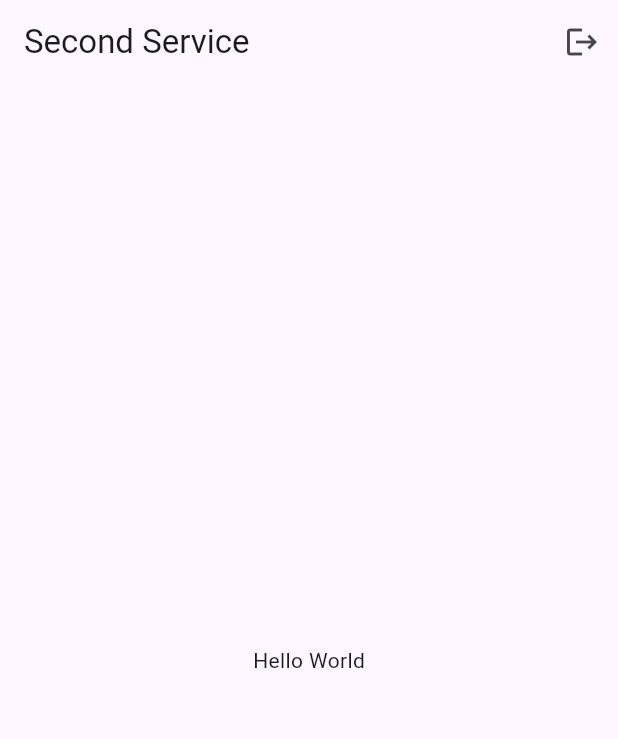
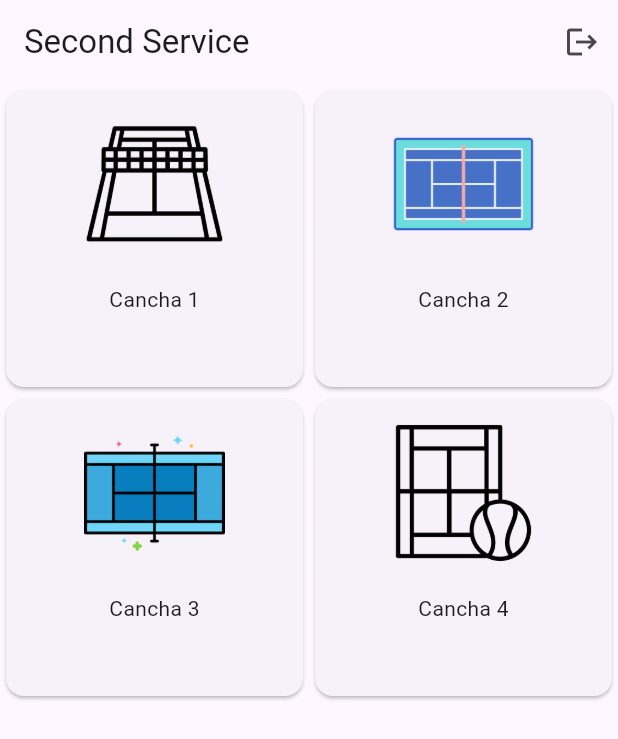
Before and after one commit to josefranciscogv/second_service, a Flutter app: the HomePage screen opened directly, on a phone screen of 412 x 824 dp. Shown: the top 739 px of the screen. Run offline on Flutter 3.47's test engine with Material 3 defaults, Android fonts, the phone set to English and light mode, and no system bars; our stand-ins replace bloc, equatable, firebase_auth, firebase_core, flutter_bloc, flutter_signin_button and 1 more; accounts and stored records are empty; generated files the repository leaves out were written again.

Commit message:
Home Page created

```diff
--- /dev/null
+++ b/lib/content/tennis_field/tennis_field.dart
@@ -0,0 +1,29 @@
+import 'package:flutter/material.dart';
+
+class TennisField extends StatelessWidget {
+  final String image;
+  final String text;
+
+  const TennisField({required this.image, required this.text});
+
+  @override
+  Widget build(BuildContext context) {
+    return Card(
+      child: Padding(
+        padding: const EdgeInsets.all(16.0),
+        child: Column(
+          mainAxisAlignment:
+              MainAxisAlignment.center, // Center content vertically
+          children: [
+            AspectRatio(
+              aspectRatio: 16 / 9, // Adjust aspect ratio as needed
+              child: Image.asset(image),
+            ), // Assuming images are loaded from assets
+            SizedBox(height: 20), // Add spacing between image and text
+            Expanded(child: Text(text)), // Wrap text in Expanded
+          ],
+        ),
+      ),
+    );
+  }
+}
--- a/lib/home/home_page.dart
+++ b/lib/home/home_page.dart
@@ -3,6 +3,7 @@ import 'package:flutter_bloc/flutter_bloc.dart';
 
 // Assuming you have an AuthBloc for handling authentication state
 import '../auth/bloc/auth_bloc.dart';
+import '../content/tennis_field/tennis_field.dart';
 
 class HomePage extends StatelessWidget {
   const HomePage({super.key});
@@ -16,14 +17,24 @@ class HomePage extends StatelessWidget {
           // Add the sign out button to the actions list
           IconButton(
             icon: Icon(Icons.logout),
-            onPressed: () {
-              BlocProvider.of<AuthBloc>(context).add(SignOutEvent());
-            },
+            onPressed: () =>
+                BlocProvider.of<AuthBloc>(context).add(SignOutEvent()),
           ),
         ],
       ),
-      body: Center(
-        child: Text('Hello World'),
+      body: GridView.count(
+        crossAxisCount: 2, // Defines 2 columns in the grid
+
+        children: [
+          TennisField(
+              image: 'assets/icons/tennis-court-1.png', text: 'Cancha 1'),
+          TennisField(
+              image: 'assets/icons/tennis-court-2.png', text: 'Cancha 2'),
+          TennisField(
+              image: 'assets/icons/tennis-court-3.png', text: 'Cancha 3'),
+          TennisField(
+              image: 'assets/icons/tennis-court-4.png', text: 'Cancha 4'),
+        ],
       ),
     );
   }
--- a/pubspec.yaml
+++ b/pubspec.yaml
@@ -43,3 +43,7 @@ flutter:
   uses-material-design: true
   assets:
     - assets/icons/app_icon.png
+    - assets/icons/tennis-court-1.png
+    - assets/icons/tennis-court-2.png
+    - assets/icons/tennis-court-3.png
+    - assets/icons/tennis-court-4.png
```
Also changed, not shown: assets/icons/tennis-court-1.png (added), assets/icons/tennis-court-2.png (added), assets/icons/tennis-court-3.png (added), assets/icons/tennis-court-4.png (added).
